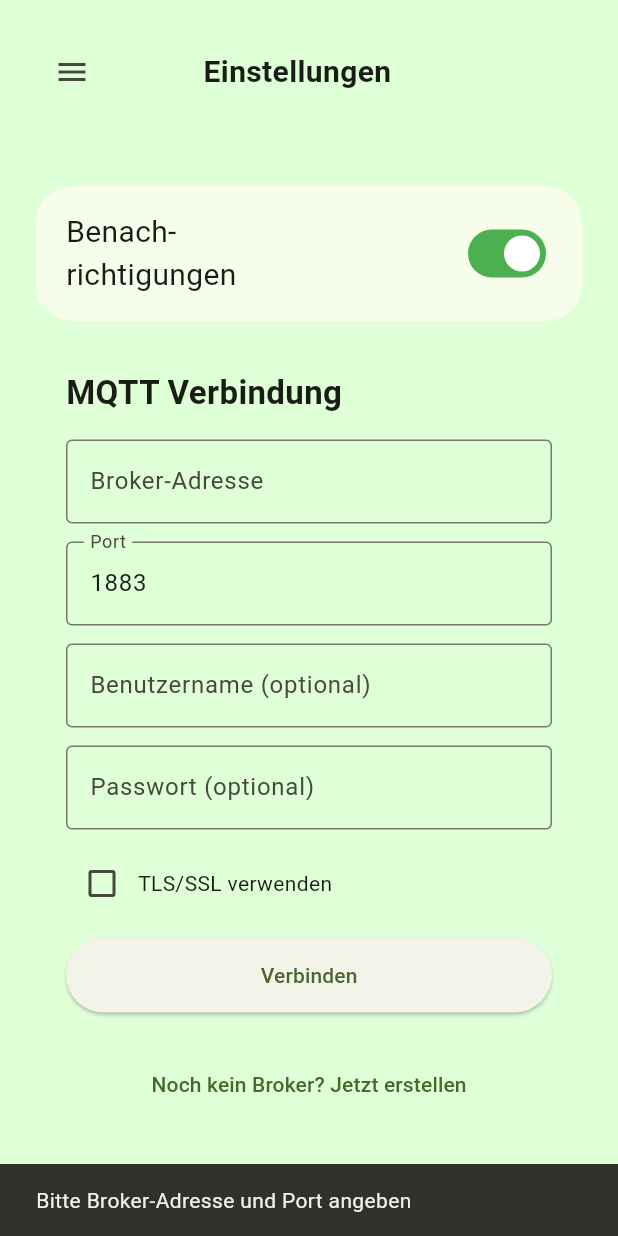
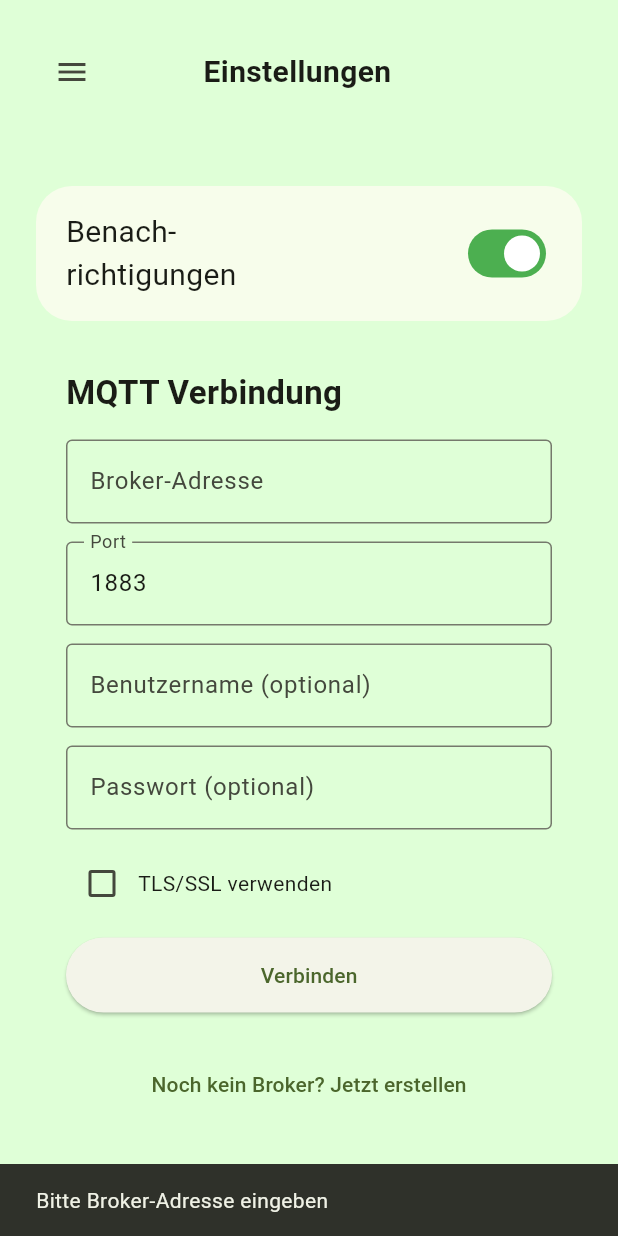
Before and after one commit to SpartanProgram/balkon-bewaesserung-app, a Flutter app: the EinstellungenScreen screen opened directly, after a tap on "Verbinden", on a phone screen of 412 x 824 dp. Run offline on Flutter 3.47's test engine with Material 3 defaults, Android fonts, the phone set to English and light mode, and no system bars; missing offline and left inert: mqtt_client.

Commit message:
Created MQTT-Connection UI and connected succesfully
Former-commit-id: b49d2f3e129c6489591fa47ddfb84d4f09483f0b

```diff
--- a/Software/lib/einstellungen.dart
+++ b/Software/lib/einstellungen.dart
@@ -1,6 +1,9 @@
 import 'package:flutter/material.dart';
 import 'widgets/custom_scaffold.dart';
 import 'package:flutter/services.dart';
+import 'package:mqtt_client/mqtt_client.dart';
+import 'package:mqtt_client/mqtt_server_client.dart';
+
 
 class EinstellungenScreen extends StatefulWidget {
   const EinstellungenScreen({super.key});
@@ -10,6 +13,24 @@ class EinstellungenScreen extends StatefulWidget {
 }
 
 class _EinstellungenScreenState extends State<EinstellungenScreen> {
+
+  void _publishMessage(String topic, String message) {
+  if (_mqttClient == null || _mqttClient!.connectionStatus!.state != MqttConnectionState.connected) {
+    ScaffoldMessenger.of(context).showSnackBar(
+      const SnackBar(content: Text("Nicht verbunden. Bitte zuerst verbinden.")),
+    );
+    return;
+  }
+
+  final builder = MqttClientPayloadBuilder();
+  builder.addString(message);
+
+  _mqttClient!.publishMessage(topic, MqttQos.atMostOnce, builder.payload!);
+
+  ScaffoldMessenger.of(context).showSnackBar(
+    SnackBar(content: Text("Gesendet: $message")),
+  );
+}
   bool _benachrichtigungenAktiv = true;
   bool _useTLS = false;
 
@@ -18,24 +39,81 @@ class _EinstellungenScreenState extends State<EinstellungenScreen> {
   final TextEditingController _usernameController = TextEditingController();
   final TextEditingController _passwordController = TextEditingController();
 
-  void _connectToBroker() {
+  MqttServerClient? _mqttClient;
+
+  Future<void> _connectToBroker() async {
   final broker = _brokerController.text.trim();
-    final port = int.tryParse(_portController.text.trim());
+  final port = int.tryParse(_portController.text.trim()) ?? 1883;
   final username = _usernameController.text.trim();
   final password = _passwordController.text.trim();
 
-    if (broker.isEmpty || port == null) {
+  if (broker.isEmpty) {
     ScaffoldMessenger.of(context).showSnackBar(
-        const SnackBar(content: Text("Bitte Broker-Adresse und Port angeben")),
+      const SnackBar(content: Text("Bitte Broker-Adresse eingeben")),
     );
     return;
   }
 
-    // TODO: Replace with real connection logic
+  _mqttClient = MqttServerClient(broker, 'flutter_client_${DateTime.now().millisecondsSinceEpoch}');
+  _mqttClient!.port = port;
+  _mqttClient!.logging(on: false);
+  _mqttClient!.useWebSocket = false;
+  _mqttClient!.secure = _useTLS;
+  _mqttClient!.keepAlivePeriod = 20;
+  _mqttClient!.onDisconnected = _onDisconnected;
+
+  final connMessage = MqttConnectMessage()
+      .withClientIdentifier('flutter_client')
+      .startClean()
+      .withWillQos(MqttQos.atMostOnce);
+  _mqttClient!.connectionMessage = connMessage;
+
+  try {
+    await _mqttClient!.connect(
+      username.isNotEmpty ? username : null,
+      password.isNotEmpty ? password : null,
+    );
+  } catch (e) {
+    _mqttClient!.disconnect();
     ScaffoldMessenger.of(context).showSnackBar(
-      SnackBar(content: Text("Verbinde mit $broker:$port...")),
+      SnackBar(content: Text("Verbindung fehlgeschlagen: $e")),
     );
+    return;
   }
+
+  if (_mqttClient!.connectionStatus!.state == MqttConnectionState.connected) {
+    ScaffoldMessenger.of(context).showSnackBar(
+      const SnackBar(content: Text("Erfolgreich verbunden!")),
+    );
+
+    // Subscribe to test topic
+    const testTopic = 'sensor/data';
+    _mqttClient!.subscribe(testTopic, MqttQos.atMostOnce);
+
+    _mqttClient!.updates!.listen((List<MqttReceivedMessage<MqttMessage>> c) {
+      final recMess = c[0].payload as MqttPublishMessage;
+      final payload =
+          MqttPublishPayload.bytesToStringAsString(recMess.payload.message);
+
+      debugPrint('Nachricht von ${c[0].topic}: $payload');
+      ScaffoldMessenger.of(context).showSnackBar(
+        SnackBar(content: Text("Empfangen: $payload")),
+      );
+    });
+  } else {
+    ScaffoldMessenger.of(context).showSnackBar(
+      SnackBar(
+        content: Text("Verbindung fehlgeschlagen: ${_mqttClient!.connectionStatus!.state}"),
+      ),
+    );
+    _mqttClient!.disconnect();
+  }
+}
+
+void _onDisconnected() {
+  debugPrint("MQTT Verbindung getrennt.");
+}
+
 
   @override
   Widget build(BuildContext context) {
--- a/Software/pubspec.yaml
+++ b/Software/pubspec.yaml
@@ -28,6 +28,7 @@ environment:
 # the latest version available on pub.dev. To see which dependencies have newer
 # versions available, run `flutter pub outdated`.
 dependencies:
+  mqtt_client: ^10.0.0
   flutter:
     sdk: flutter
 
```
Also changed, not shown: Software/pubspec.lock. Lines whose indentation alone changed are shown as unchanged.
